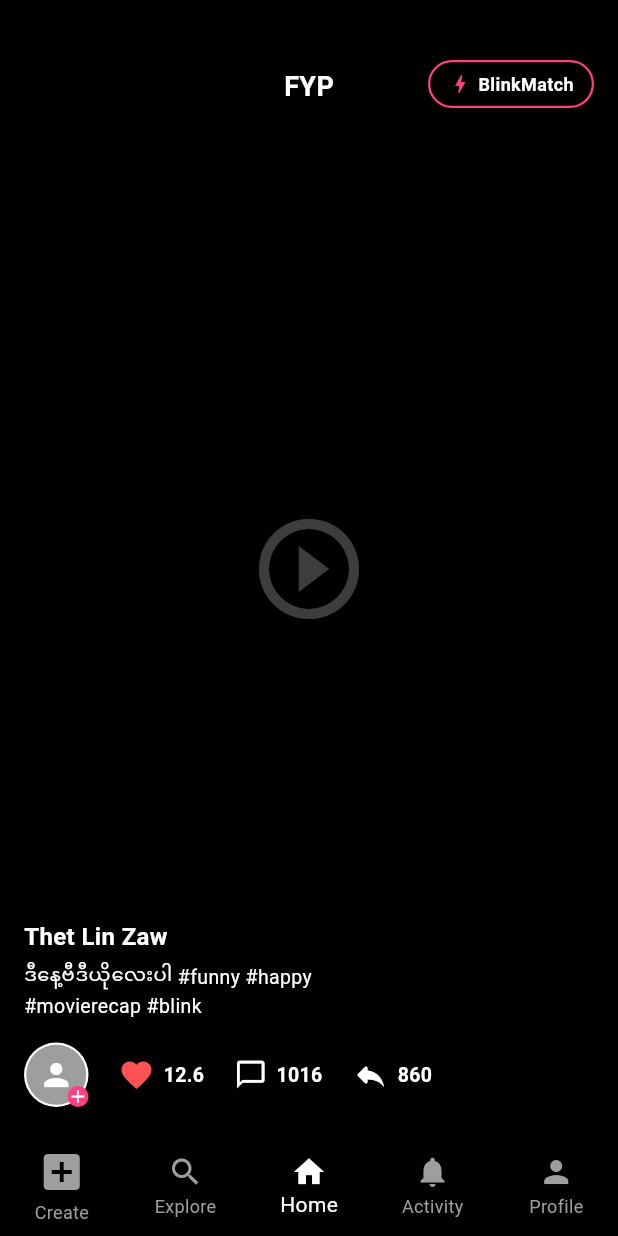
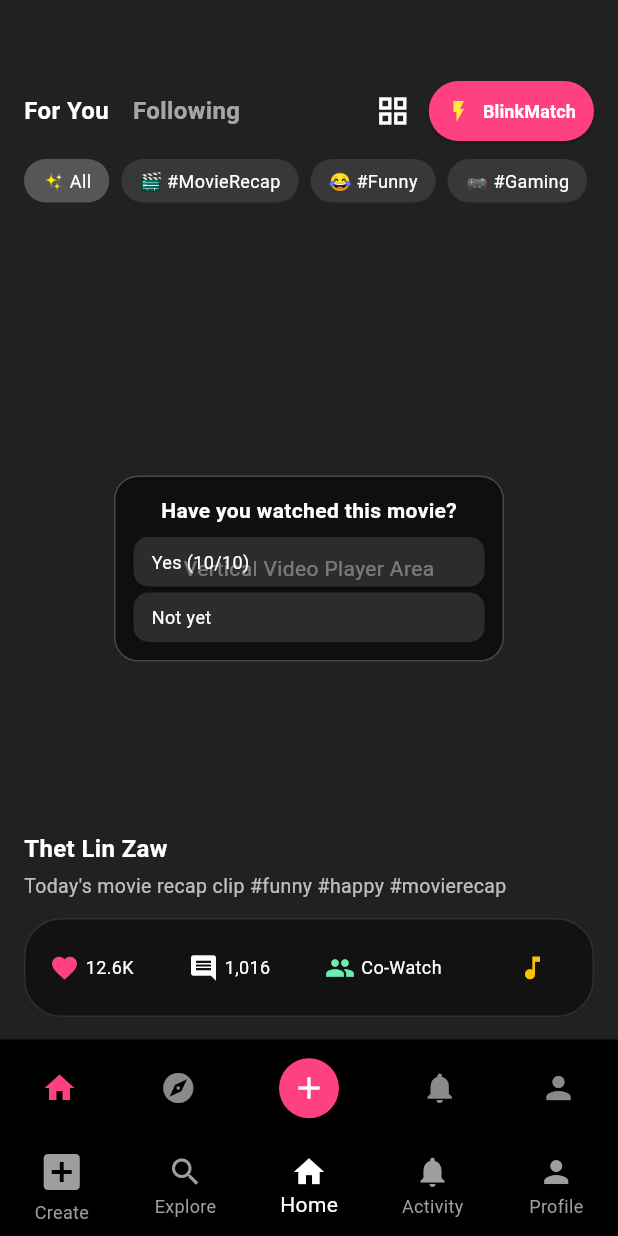
Before and after one commit to thetlin-dev/Blink-App, a Flutter app: the screen it shows after launch, on a phone screen of 412 x 824 dp. Run offline on Flutter 3.47's test engine with Material 3 defaults, Android fonts, the phone set to English and light mode, and no system bars; our stand-ins replace image_picker; statements that could not run were skipped.

Commit message:
Refactor MainFeedScreen with new features and UI updates

```diff
--- a/lib/main_feed_screen.dart
+++ b/lib/main_feed_screen.dart
@@ -8,89 +8,12 @@ class MainFeedScreen extends StatefulWidget {
 }
 
 class _MainFeedScreenState extends State<MainFeedScreen> {
-  int _selectedIndex = 2; // Home Icon ကို Select လုပ်ထားရန် (Index 2)
-
-  void _showShareOptions(BuildContext context) {
-    showModalBottomSheet(
-      context: context,
-      backgroundColor: Colors.grey[900],
-      shape: const RoundedRectangleBorder(
-        borderRadius: BorderRadius.vertical(top: Radius.circular(20)),
-      ),
-      builder: (BuildContext context) {
-        return Padding(
-          padding: const EdgeInsets.symmetric(vertical: 20, horizontal: 16),
-          child: Column(
-            mainAxisSize: MainAxisSize.min,
-            children: [
-              Container(
-                width: 40,
-                height: 4,
-                decoration: BoxDecoration(
-                  color: Colors.grey[600],
-                  borderRadius: BorderRadius.circular(2),
-                ),
-              ),
-              const SizedBox(height: 20),
-              const Text(
-                'Share to',
-                style: TextStyle(
-                  color: Colors.white,
-                  fontSize: 16,
-                  fontWeight: FontWeight.bold,
-                ),
-              ),
-              const SizedBox(height: 20),
-              Row(
-                mainAxisAlignment: MainAxisAlignment.spaceEvenly,
-                children: [
-                  GestureDetector(
-                    onTap: () {
-                      Navigator.pop(context);
-                      ScaffoldMessenger.of(context).showSnackBar(
-                        const SnackBar(content: Text('Link copied to clipboard!')),
-                      );
-                    },
-                    child: Column(
-                      children: [
-                        CircleAvatar(
-                          radius: 26,
-                          backgroundColor: Colors.grey[800],
-                          child: const Icon(Icons.link_rounded, color: Colors.white, size: 26),
-                        ),
-                        const SizedBox(height: 8),
-                        const Text('Copy Link', style: TextStyle(color: Colors.white, fontSize: 12)),
-                      ],
-                    ),
-                  ),
-                  GestureDetector(
-                    onTap: () {
-                      Navigator.pop(context);
-                      ScaffoldMessenger.of(context).showSnackBar(
-                        const SnackBar(content: Text('Share opened!')),
-                      );
-                    },
-                    child: Column(
-                      children: [
-                        CircleAvatar(
-                          radius: 26,
-                          backgroundColor: Colors.pinkAccent,
-                          child: const Icon(Icons.share_rounded, color: Colors.white, size: 26),
-                        ),
-                        const SizedBox(height: 8),
-                        const Text('Share', style: TextStyle(color: Colors.white, fontSize: 12)),
-                      ],
-                    ),
-                  ),
-                ],
-              ),
-              const SizedBox(height: 10),
-            ],
-          ),
-        );
-      },
-    );
-  }
+  // State variables for feature controls
+  bool isGridView = false;
+  bool isAudioOnly = false;
+  bool isCleanMode = false;
+  String selectedTab = 'For You';
+  int selectedPollOption = -1;
 
   @override
   Widget build(BuildContext context) {
@@ -98,110 +21,91 @@ class _MainFeedScreenState extends State<MainFeedScreen> {
       backgroundColor: Colors.black,
       body: Stack(
         children: [
-          // 1. Full Screen Video Feed Area
-          PageView.builder(
-            scrollDirection: Axis.vertical,
-            itemBuilder: (context, index) {
-              return Stack(
-                fit: StackFit.expand,
+          // 1. Main Content Area (Vertical Swipe Video / Grid View Toggle)
+          isGridView ? _buildGridView() : _buildVerticalSwipeFeed(),
+
+          // 2. Top Navigation & Category Bar Overlay
+          if (!isCleanMode) _buildTopHeaderBar(),
+
+          // 3. Bottom Navigation Bar
+          _buildBottomNavBar(),
+        ],
+      ),
+    );
+  }
+
+  // Feature 1: Top Navigation Bar (Dual Tab, Grid Switcher, BlinkMatch, Category Tags)
+  Widget _buildTopHeaderBar() {
+    return Positioned(
+      top: 50,
+      left: 0,
+      right: 0,
+      child: Column(
         children: [
-                  // Center Content Placeholder
-                  const Center(
-                    child: Icon(Icons.play_circle_outline, size: 80, color: Colors.white24),
-                  ),
-
-                  // 2. Bottom Content Overlay (စာသားများ နှင့် Horizontal Action Buttons)
-                  Positioned(
-                    left: 16,
-                    right: 16,
-                    bottom: 20,
-                    child: Column(
-                      crossAxisAlignment: CrossAxisAlignment.start,
+          Padding(
+            padding: const EdgeInsets.symmetric(horizontal: 16.0),
+            child: Row(
+              mainAxisAlignment: MainAxisAlignment.spaceBetween,
               children: [
-                        // Username
-                        const Text(
-                          'Thet Lin Zaw',
+                // Dual Tabs (For You / Following)
+                Row(
+                  children: [
+                    GestureDetector(
+                      onTap: () => setState(() => selectedTab = 'For You'),
+                      child: Text(
+                        "For You",
                         style: TextStyle(
-                            color: Colors.white,
+                          color: selectedTab == 'For You' ? Colors.white : Colors.white60,
                           fontWeight: FontWeight.bold,
                           fontSize: 16,
                         ),
                       ),
-                        const SizedBox(height: 6),
-
-                        // Description & Hashtags
-                        const Text(
-                          'ဒီနေ့ဗီဒီယိုလေးပါ #funny #happy\n#movierecap #blink',
-                          style: TextStyle(color: Colors.white, fontSize: 13, height: 1.4),
                     ),
-                        const SizedBox(height: 16),
-
-                        // Horizontal Action Row (Profile -> Like -> Comment -> Share)
-                        Row(
-                          mainAxisAlignment: MainAxisAlignment.start,
-                          children: [
-                            // Profile Avatar (+ Icon ပါဝင်သည်)
-                            Stack(
-                              alignment: Alignment.bottomRight,
-                              children: [
-                                Container(
-                                  padding: const EdgeInsets.all(1.5),
-                                  decoration: const BoxDecoration(
-                                    color: Colors.white,
-                                    shape: BoxShape.circle,
-                                  ),
-                                  child: const CircleAvatar(
-                                    radius: 20,
-                                    backgroundColor: Colors.grey,
-                                    child: Icon(Icons.person, color: Colors.white, size: 24),
+                    const SizedBox(width: 16),
+                    GestureDetector(
+                      onTap: () => setState(() => selectedTab = 'Following'),
+                      child: Text(
+                        "Following",
+                        style: TextStyle(
+                          color: selectedTab == 'Following' ? Colors.white : Colors.white60,
+                          fontWeight: FontWeight.bold,
+                          fontSize: 16,
                         ),
                       ),
-                                Container(
-                                  decoration: const BoxDecoration(
-                                    color: Colors.pinkAccent,
-                                    shape: BoxShape.circle,
-                                  ),
-                                  child: const Icon(Icons.add, color: Colors.white, size: 14),
                     ),
                   ],
                 ),
-                            const SizedBox(width: 20),
 
-                            // Like Button (12.6)
-                            GestureDetector(
-                              onTap: () {},
-                              child: const Row(
+                // Right Controls (Grid Toggle & BlinkMatch Button)
+                Row(
                   children: [
-                                  Icon(Icons.favorite, color: Colors.redAccent, size: 24),
-                                  SizedBox(width: 6),
-                                  Text('12.6', style: TextStyle(color: Colors.white, fontSize: 13, fontWeight: FontWeight.bold)),
-                                ],
+                    // Layout Switcher Toggle Icon
+                    IconButton(
+                      icon: Icon(
+                        isGridView ? Icons.view_agenda : Icons.grid_view,
+                        color: Colors.white,
                       ),
+                      onPressed: () {
+                        setState(() {
+                          isGridView = !isGridView;
+                        });
+                      },
                     ),
-                            const SizedBox(width: 20),
 
-                            // Comment Button (1016)
-                            GestureDetector(
-                              onTap: () {},
-                              child: const Row(
-                                children: [
-                                  Icon(Icons.chat_bubble_outline, color: Colors.white, size: 22),
-                                  SizedBox(width: 6),
-                                  Text('1016', style: TextStyle(color: Colors.white, fontSize: 13, fontWeight: FontWeight.bold)),
-                                ],
+                    // BlinkMatch Quick Action Button
+                    ElevatedButton.icon(
+                      style: ElevatedButton.styleFrom(
+                        backgroundColor: Colors.pinkAccent,
+                        shape: RoundedRectangleBorder(
+                          borderRadius: BorderRadius.circular(20),
                         ),
+                        padding: const EdgeInsets.symmetric(horizontal: 12, vertical: 6),
                       ),
-                            const SizedBox(width: 20),
-
-                            // Share Button (860)
-                            GestureDetector(
-                              onTap: () => _showShareOptions(context),
-                              child: const Row(
-                                children: [
-                                  Icon(Icons.reply_rounded, color: Colors.white, size: 24),
-                                  SizedBox(width: 6),
-                                  Text('860', style: TextStyle(color: Colors.white, fontSize: 13, fontWeight: FontWeight.bold)),
-                                ],
+                      onPressed: () => _showBlinkMatchDialog(),
+                      icon: const Icon(Icons.flash_on, color: Colors.yellow, size: 16),
+                      label: const Text(
+                        "BlinkMatch",
+                        style: TextStyle(color: Colors.white, fontSize: 12, fontWeight: FontWeight.bold),
                       ),
                     ),
                   ],
@@ -209,57 +113,245 @@ class _MainFeedScreenState extends State<MainFeedScreen> {
               ],
             ),
           ),
+
+          const SizedBox(height: 8),
+
+          // Horizontal Category Tags Bar
+          SingleChildScrollView(
+            scrollDirection: Axis.horizontal,
+            padding: const EdgeInsets.symmetric(horizontal: 16),
+            child: Row(
+              children: [
+                _buildCategoryTag("✨ All", true),
+                _buildCategoryTag("🎬 #MovieRecap", false),
+                _buildCategoryTag("😂 #Funny", false),
+                _buildCategoryTag("🎮 #Gaming", false),
               ],
-              );
-            },
-          ),
-
-          // 3. Top Header Title (FYP)
-          const Positioned(
-            top: 45,
-            left: 0,
-            right: 0,
-            child: Center(
-              child: Text(
-                'FYP',
-                style: TextStyle(
-                  color: Colors.white,
-                  fontSize: 18,
-                  fontWeight: FontWeight.bold,
-                ),
-              ),
-            ),
-          ),
-
-          // 4. Top Right BlinkMatch / BlinkWatch Button
-          Positioned(
-            top: 40,
-            right: 16,
-            child: Container(
-              padding: const EdgeInsets.symmetric(horizontal: 12, vertical: 6),
-              decoration: BoxDecoration(
-                color: Colors.black.withOpacity(0.5),
-                borderRadius: BorderRadius.circular(20),
-                border: Border.all(color: Colors.pinkAccent, width: 1.5),
-              ),
-              child: const Row(
-                children: [
-                  Icon(Icons.bolt, color: Colors.pinkAccent, size: 16),
-                  SizedBox(width: 4),
-                  Text(
-                    'BlinkMatch',
-                    style: TextStyle(
-                      color: Colors.white,
-                      fontWeight: FontWeight.bold,
-                      fontSize: 12,
-                    ),
-                  ),
-                ],
-              ),
             ),
           ),
         ],
       ),
     );
   }
+
+  Widget _buildCategoryTag(String label, bool isSelected) {
+    return Container(
+      margin: const EdgeInsets.only(right: 8),
+      padding: const EdgeInsets.symmetric(horizontal: 12, vertical: 6),
+      decoration: BoxDecoration(
+        color: isSelected ? Colors.white24 : Colors.white10,
+        borderRadius: BorderRadius.circular(15),
+      ),
+      child: Text(
+        label,
+        style: const TextStyle(color: Colors.white, fontSize: 12),
+      ),
+    );
   }
+
+  // Main Vertical Single Video View
+  Widget _buildVerticalSwipeFeed() {
+    return PageView.builder(
+      scrollDirection: Axis.vertical,
+      itemCount: 5,
+      itemBuilder: (context, index) {
+        return Stack(
+          children: [
+            // Video / Audio Player View Area
+            Center(
+              child: isAudioOnly
+                  ? const Column(
+                      mainAxisAlignment: MainAxisAlignment.center,
+                      children: [
+                        Icon(Icons.headset, size: 80, color: Colors.greenAccent),
+                        SizedBox(height: 12),
+                        Text("Audio-Only Mode Active", style: TextStyle(color: Colors.white70)),
+                      ],
+                    )
+                  : Container(
+                      color: Colors.grey[900],
+                      child: const Center(
+                        child: Text("Vertical Video Player Area", style: TextStyle(color: Colors.white55)),
+                      ),
+                    ),
+            ),
+
+            // Feature 3: Interactive Poll Widget Overlay
+            Align(
+              alignment: Alignment.center,
+              child: Container(
+                width: 260,
+                padding: const EdgeInsets.all(12),
+                decoration: BoxDecoration(
+                  color: Colors.black54,
+                  borderRadius: BorderRadius.circular(16),
+                  border: Border.all(color: Colors.white24),
+                ),
+                child: Column(
+                  mainAxisSize: MainAxisSize.min,
+                  children: [
+                    const Text("Have you watched this movie?", style: TextStyle(color: Colors.white, fontWeight: FontWeight.bold)),
+                    const SizedBox(height: 8),
+                    _buildPollOption(0, "Yes (10/10)"),
+                    const SizedBox(height: 4),
+                    _buildPollOption(1, "Not yet"),
+                  ],
+                ),
+              ),
+            ),
+
+            // Bottom Actions & Meta Info (Feature 1: Bottom Horizontal Actions)
+            Positioned(
+              bottom: 80,
+              left: 16,
+              right: 16,
+              child: Column(
+                crossAxisAlignment: CrossAxisAlignment.start,
+                children: [
+                  const Text("Thet Lin Zaw", style: TextStyle(color: Colors.white, fontWeight: FontWeight.bold, fontSize: 16)),
+                  const SizedBox(height: 4),
+                  const Text("Today's movie recap clip #funny #happy #movierecap", style: TextStyle(color: Colors.white70, fontSize: 13)),
+                  const SizedBox(height: 12),
+
+                  // Horizontal Floating Bar for Interactions
+                  Container(
+                    padding: const EdgeInsets.symmetric(horizontal: 16, vertical: 8),
+                    decoration: BoxDecoration(
+                      color: Colors.black45,
+                      borderRadius: BorderRadius.circular(25),
+                      border: Border.all(color: Colors.white12),
+                    ),
+                    child: Row(
+                      mainAxisAlignment: MainAxisAlignment.spaceBetween,
+                      children: [
+                        Row(
+                          children: const [
+                            Icon(Icons.favorite, color: Colors.pinkAccent, size: 20),
+                            SizedBox(width: 4),
+                            Text("12.6K", style: TextStyle(color: Colors.white, fontSize: 12)),
+                          ],
+                        ),
+                        Row(
+                          children: const [
+                            Icon(Icons.comment, color: Colors.white, size: 20),
+                            SizedBox(width: 4),
+                            Text("1,016", style: TextStyle(color: Colors.white, fontSize: 12)),
+                          ],
+                        ),
+                        // Co-Watch Action Button
+                        GestureDetector(
+                          onTap: () {
+                            ScaffoldMessenger.of(context).showSnackBar(
+                              const SnackBar(content: Text("Co-Watch Party created!")),
+                            );
+                          },
+                          child: Row(
+                            children: const [
+                              Icon(Icons.group, color: Colors.greenAccent, size: 20),
+                              SizedBox(width: 4),
+                              Text("Co-Watch", style: TextStyle(color: Colors.white, fontSize: 12)),
+                            ],
+                          ),
+                        ),
+                        // Audio Mode Launcher
+                        IconButton(
+                          icon: Icon(isAudioOnly ? Icons.videocam : Icons.music_note, color: Colors.amber, size: 20),
+                          onPressed: () => setState(() => isAudioOnly = !isAudioOnly),
+                        )
+                      ],
+                    ),
+                  ),
+                ],
+              ),
+            ),
+          ],
+        );
+      },
+    );
+  }
+
+  // Feature 1: Grid View Switch Option
+  Widget _buildGridView() {
+    return Padding(
+      padding: const EdgeInsets.only(top: 120.0, left: 8, right: 8, bottom: 70),
+      child: GridView.builder(
+        gridDelegate: const SliverGridDelegateWithFixedCrossAxisCount(
+          crossAxisCount: 2,
+          childAspectRatio: 0.7,
+          crossAxisSpacing: 8,
+          mainAxisSpacing: 8,
+        ),
+        itemCount: 10,
+        itemBuilder: (context, index) {
+          return Container(
+            decoration: BoxDecoration(
+              color: Colors.grey[850],
+              borderRadius: BorderRadius.circular(16),
+            ),
+            child: const Center(
+              child: Icon(Icons.play_circle_fill, color: Colors.white54, size: 40),
+            ),
+          );
+        },
+      ),
+    );
+  }
+
+  Widget _buildPollOption(int index, String text) {
+    bool isSelected = selectedPollOption == index;
+    return GestureDetector(
+      onTap: () => setState(() => selectedPollOption = index),
+      child: Container(
+        width: double.infinity,
+        padding: const EdgeInsets.symmetric(vertical: 8, horizontal: 12),
+        decoration: BoxDecoration(
+          color: isSelected ? Colors.pinkAccent : Colors.white12,
+          borderRadius: BorderRadius.circular(10),
+        ),
+        child: Text(text, style: const TextStyle(color: Colors.white, fontSize: 12)),
+      ),
+    );
+  }
+
+  // BlinkMatch Feature Modal
+  void _showBlinkMatchDialog() {
+    showDialog(
+      context: context,
+      builder: (context) => AlertDialog(
+        backgroundColor: Colors.grey[900],
+        title: const Text("⚡ BlinkMatch", style: TextStyle(color: Colors.white)),
+        content: const Text("Swipe right to connect with people who share similar interests.", style: TextStyle(color: Colors.white70)),
+        actions: [
+          TextButton(
+            onPressed: () => Navigator.pop(context),
+            child: const Text("Close", style: TextStyle(color: Colors.pinkAccent)),
+          )
+        ],
+      ),
+    );
+  }
+
+  // Bottom Navigation Bar Layout
+  Widget _buildBottomNavBar() {
+    return Align(
+      alignment: Alignment.bottomCenter,
+      child: Container(
+        height: 65,
+        color: Colors.black,
+        child: Row(
+          mainAxisAlignment: MainAxisAlignment.spaceAround,
+          children: const [
+            Icon(Icons.home, color: Colors.pinkAccent),
+            Icon(Icons.explore, color: Colors.white54),
+            CircleAvatar(
+              backgroundColor: Colors.pinkAccent,
+              child: Icon(Icons.add, color: Colors.white),
+            ),
+            Icon(Icons.notifications, color: Colors.white54),
+            Icon(Icons.person, color: Colors.white54),
+          ],
+        ),
+      ),
+    );
+  }
+}
```
Lines whose indentation alone changed are shown as unchanged.
